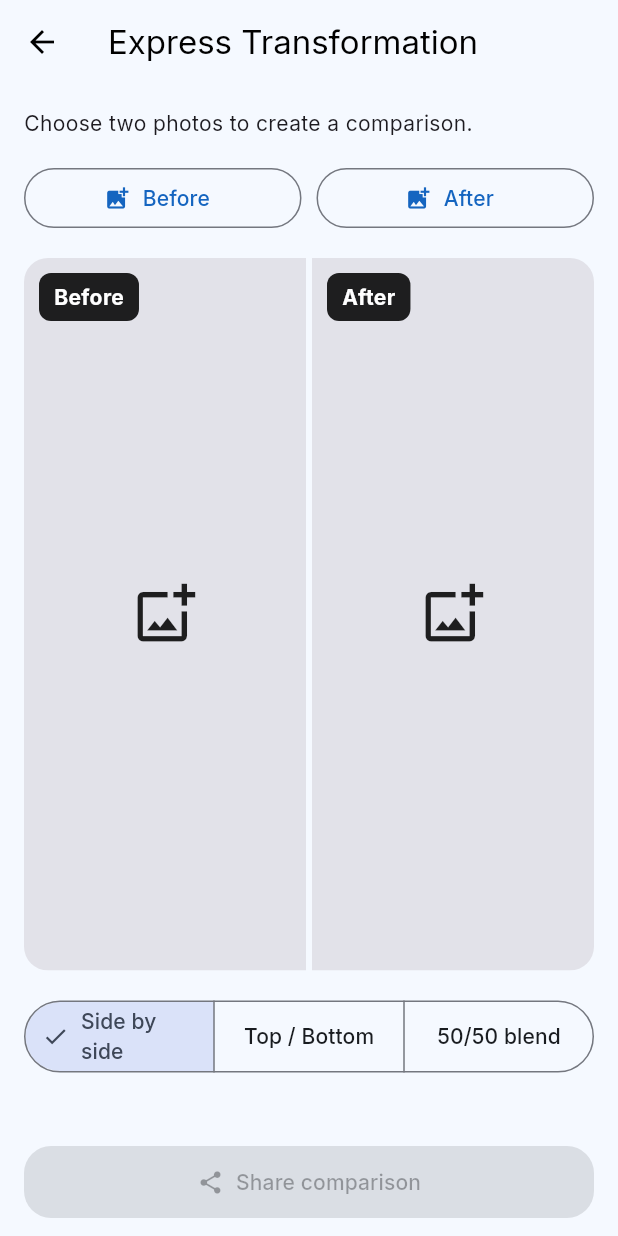
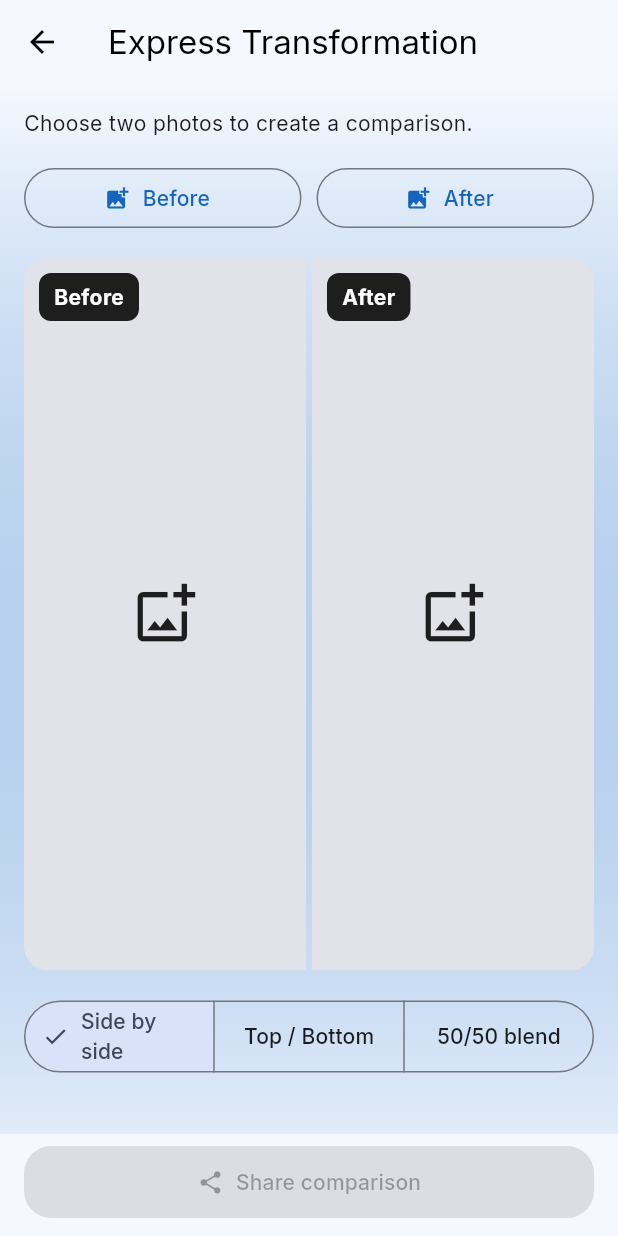
Before and after one commit to jaymonni/Avant-Apres, a Flutter app: the ExpressScreen screen opened directly, on a phone screen of 412 x 824 dp. Run offline on Flutter 3.47's test engine with Material 3 defaults, Android fonts, the light colour scheme and no system bars; our stand-ins replace google_fonts, google_mobile_ads, image_picker, in_app_review, share_plus, shared_preferences; missing offline and left inert: crop_your_image; accounts and stored records are empty.

Commit message:
Match Express page background with home blue gradient

```diff
--- a/lib/screens/express_screen.dart
+++ b/lib/screens/express_screen.dart
@@ -212,7 +212,18 @@ class _ExpressScreenState extends State<ExpressScreen> {
                     'Compartir comparación', 'Compartilhar comparação')),
           ),
       ),
-      body: ListView(
+      body: Container(
+        decoration: BoxDecoration(
+          gradient: LinearGradient(
+            begin: Alignment.topCenter,
+            end: Alignment.bottomCenter,
+            colors: [
+              Theme.of(context).scaffoldBackgroundColor,
+              Theme.of(context).colorScheme.primary.withValues(alpha: 0.09),
+            ],
+          ),
+        ),
+        child: ListView(
         padding: const EdgeInsets.all(16),
         children: [
           Text(_tr('Choisissez deux photos pour créer une comparaison.',
@@ -279,6 +290,7 @@ class _ExpressScreenState extends State<ExpressScreen> {
               ),
             ),
         ],
+        ),
       ),
     );
   }
```
